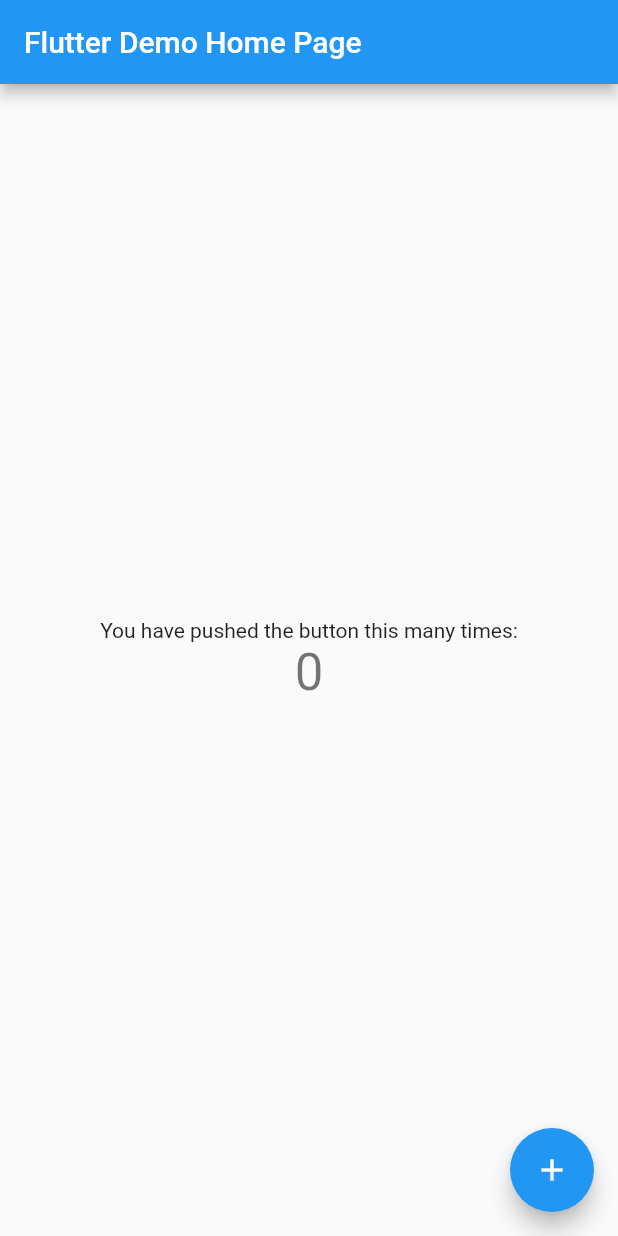
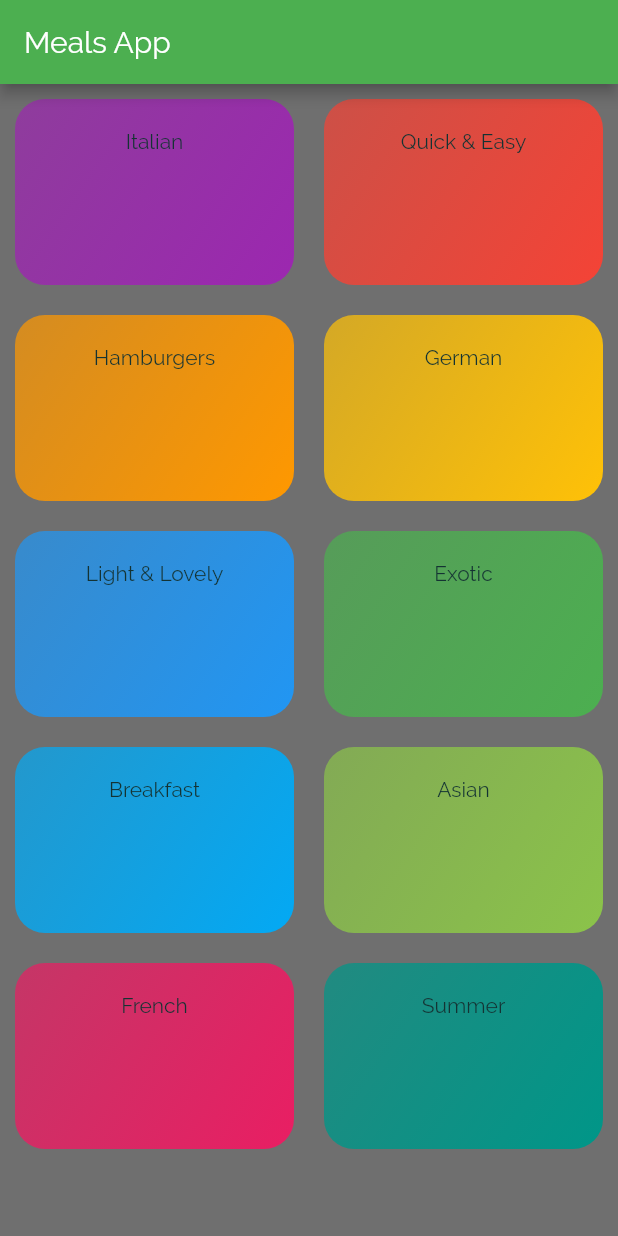
Before and after one commit to bastolasuraj/learningDarrt, a Flutter app: the screen it shows after launch, on a phone screen of 412 x 824 dp. Run offline on Flutter 3.47's test engine with Material 2 defaults, Android fonts, the phone set to English and light mode, and no system bars.

```diff
--- a/lib/main.dart
+++ b/lib/main.dart
@@ -1,4 +1,6 @@
 import 'package:flutter/material.dart';
+import './screens/categoryMeals_screen.dart';
+import './screens/categories_screen.dart';
 
 void main() {
   runApp(MyApp());
@@ -9,109 +11,56 @@ class MyApp extends StatelessWidget {
   @override
   Widget build(BuildContext context) {
     return MaterialApp(
-      title: 'Flutter Demo',
+      title: "Meals App",
       theme: ThemeData(
-        // This is the theme of your application.
-        //
-        // Try running your application with "flutter run". You'll see the
-        // application has a blue toolbar. Then, without quitting the app, try
-        // changing the primarySwatch below to Colors.green and then invoke
-        // "hot reload" (press "r" in the console where you ran "flutter run",
-        // or simply save your changes to "hot reload" in a Flutter IDE).
-        // Notice that the counter didn't reset back to zero; the application
-        // is not restarted.
-        primarySwatch: Colors.blue,
-        // This makes the visual density adapt to the platform that you run
-        // the app on. For desktop platforms, the controls will be smaller and
-        // closer together (more dense) than on mobile platforms.
-        visualDensity: VisualDensity.adaptivePlatformDensity,
+        primarySwatch: Colors.green,
+        accentColor: Colors.teal,
+        canvasColor: Color.fromRGBO(111, 111, 111, 1),
+        fontFamily: "Raleway",
+        textTheme: ThemeData.light().textTheme.copyWith(
+              bodyText1: TextStyle(
+                color: Color.fromRGBO(20, 51, 51, 1),
+              ),
+              bodyText2: TextStyle(
+                color: Color.fromRGBO(20, 51, 51, 1),
+              ),
+              headline1: TextStyle(
+                // fontSize: 34,
+                fontFamily: "RobotoCondensed",
+                fontWeight: FontWeight.bold,
+              ),
+            ),
       ),
-      home: MyHomePage(title: 'Flutter Demo Home Page'),
+      home: CategoriesScreen(),
+      routes: {
+        CategoryMeals.routeCategoryNames: (ctx) => CategoryMeals(),
+      },
     );
   }
 }
 
 class MyHomePage extends StatefulWidget {
-  MyHomePage({Key key, this.title}) : super(key: key);
-
-  // This widget is the home page of your application. It is stateful, meaning
-  // that it has a State object (defined below) that contains fields that affect
-  // how it looks.
-
-  // This class is the configuration for the state. It holds the values (in this
-  // case the title) provided by the parent (in this case the App widget) and
-  // used by the build method of the State. Fields in a Widget subclass are
-  // always marked "final".
-
-  final String title;
-
   @override
   _MyHomePageState createState() => _MyHomePageState();
 }
 
 class _MyHomePageState extends State<MyHomePage> {
-  int _counter = 0;
-
-  void _incrementCounter() {
-    setState(() {
-      // This call to setState tells the Flutter framework that something has
-      // changed in this State, which causes it to rerun the build method below
-      // so that the display can reflect the updated values. If we changed
-      // _counter without calling setState(), then the build method would not be
-      // called again, and so nothing would appear to happen.
-      _counter++;
-    });
-  }
-
   @override
   Widget build(BuildContext context) {
-    // This method is rerun every time setState is called, for instance as done
-    // by the _incrementCounter method above.
-    //
-    // The Flutter framework has been optimized to make rerunning build methods
-    // fast, so that you can just rebuild anything that needs updating rather
-    // than having to individually change instances of widgets.
     return Scaffold(
       appBar: AppBar(
-        // Here we take the value from the MyHomePage object that was created by
-        // the App.build method, and use it to set our appbar title.
-        title: Text(widget.title),
+        title: Text("Meals App"),
       ),
       body: Center(
-        // Center is a layout widget. It takes a single child and positions it
-        // in the middle of the parent.
         child: Column(
-          // Column is also a layout widget. It takes a list of children and
-          // arranges them vertically. By default, it sizes itself to fit its
-          // children horizontally, and tries to be as tall as its parent.
-          //
-          // Invoke "debug painting" (press "p" in the console, choose the
-          // "Toggle Debug Paint" action from the Flutter Inspector in Android
-          // Studio, or the "Toggle Debug Paint" command in Visual Studio Code)
-          // to see the wireframe for each widget.
-          //
-          // Column has various properties to control how it sizes itself and
-          // how it positions its children. Here we use mainAxisAlignment to
-          // center the children vertically; the main axis here is the vertical
-          // axis because Columns are vertical (the cross axis would be
-          // horizontal).
           mainAxisAlignment: MainAxisAlignment.center,
           children: <Widget>[
             Text(
-              'You have pushed the button this many times:',
-            ),
-            Text(
-              '$_counter',
-              style: Theme.of(context).textTheme.headline4,
+              'Meals App FrontPage Ready to Deploy',
             ),
           ],
         ),
       ),
-      floatingActionButton: FloatingActionButton(
-        onPressed: _incrementCounter,
-        tooltip: 'Increment',
-        child: Icon(Icons.add),
-      ), // This trailing comma makes auto-formatting nicer for build methods.
     );
   }
 }
--- /dev/null
+++ b/lib/screens/categories_screen.dart
@@ -0,0 +1,29 @@
+import "package:flutter/material.dart";
+import "../dummy_data.dart";
+import "../widgets/categoryItem.dart";
+
+class CategoriesScreen extends StatelessWidget {
+  @override
+  Widget build(BuildContext context) {
+    return Scaffold(
+      appBar: AppBar(
+        title: Text("Meals App"),
+      ),
+      body: Container(
+        child: GridView(
+          padding: const EdgeInsets.all(10),
+          children: DUMMY_CATEGORIES
+              .map((catData) =>
+                  CategoryItem(catData.id, catData.title, catData.color))
+              .toList(),
+          gridDelegate: SliverGridDelegateWithMaxCrossAxisExtent(
+            maxCrossAxisExtent: 200,
+            childAspectRatio: 3 / 2,
+            crossAxisSpacing: 20,
+            mainAxisSpacing: 20,
+          ),
+        ),
+      ),
+    );
+  }
+}
--- /dev/null
+++ b/lib/widgets/categoryItem.dart
@@ -0,0 +1,41 @@
+import "package:flutter/material.dart";
+import '../screens/categoryMeals_screen.dart';
+
+class CategoryItem extends StatelessWidget {
+  final String id;
+  final String title;
+  final Color color;
+  CategoryItem(this.id, this.title, this.color);
+  void selectCategory(BuildContext ctxt) {
+    Navigator.of(ctxt).pushNamed(
+      CategoryMeals.routeCategoryNames,
+      arguments: {
+        'id': id,
+        'title': title,
+      },
+    );
+  }
+
+  @override
+  Widget build(BuildContext context) {
+    return InkWell(
+      onTap: () => selectCategory(context),
+      splashColor: Theme.of(context).primaryColor,
+      borderRadius: BorderRadius.circular(20),
+      child: Container(
+        // margin: EdgeInsets.symmetric(vertical: 5, horizontal: 10),
+        padding: const EdgeInsets.all(20),
+        child: Text(
+          title,
+          textAlign: TextAlign.center,
+        ),
+        decoration: BoxDecoration(
+            gradient: LinearGradient(
+                colors: [color.withOpacity(0.7), color],
+                begin: Alignment.topLeft,
+                end: Alignment.bottomRight),
+            borderRadius: BorderRadius.circular(20)),
+      ),
+    );
+  }
+}
```
Also changed, not shown: lib/dummy_data.dart (added, +408 -0 lines), lib/models/category.dart (added, +13 -0 lines), lib/models/meal.dart (added, +36 -0 lines), lib/screens/categoryMeals_screen.dart (added, +31 -0 lines), lib/widgets/meal_item.dart (added, +9 -0 lines), pubspec.yaml (+18 -9 lines), assets/fonts/Raleway-Black.ttf (added), assets/fonts/Raleway-Bold.ttf (added), assets/fonts/Raleway-Regular.ttf (added), assets/fonts/RobotoCondensed-Bold.ttf (added), assets/fonts/RobotoCondensed-Italic.ttf (added), assets/fonts/RobotoCondensed-Light.ttf (added), assets/fonts/RobotoCondensed-Regular.ttf (added), 1 other file.
